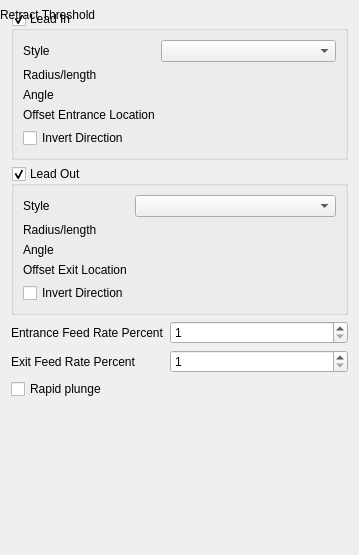
Qt form src/Mod/CAM/Gui/Resources/panels/DressUpLeadInOutEdit.ui (southseact-3d/fcd) before a commit.
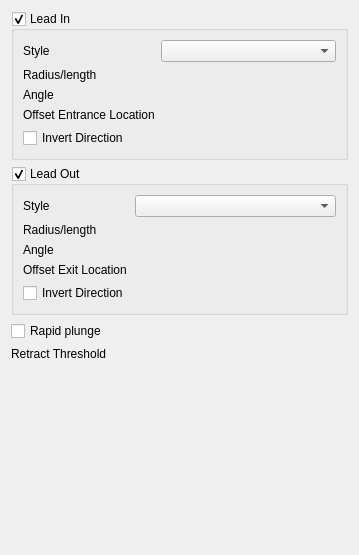
The same form after that commit. Custom widgets are drawn as their Qt base class.

Commit message: update lead in/out to use feed rate from tool controller

What changed in the file:
```diff
--- a/src/Mod/CAM/Gui/Resources/panels/DressUpLeadInOutEdit.ui
+++ b/src/Mod/CAM/Gui/Resources/panels/DressUpLeadInOutEdit.ui
@@ -175,64 +175,6 @@
    <item>
     <layout class="QFormLayout" name="formLayout_3">
      <item row="0" column="0">
-      <widget class="QLabel" name="label_feed_rate_percent">
-       <property name="text">
-        <string>Entrance Feed Rate Percent</string>
-       </property>
-      </widget>
-     </item>
-     <item row="0" column="1">
-      <widget class="QDoubleSpinBox" name="dspFeedRatePercentIn">
-       <property name="toolTip">
-        <string>Feed rate to use when entering a cut, as a percentage of the normal feed rate.</string>
-       </property>
-       <property name="decimals">
-        <number>0</number>
-       </property>
-       <property name="minimum">
-        <double>1.000000000000000</double>
-       </property>
-       <property name="maximum">
-        <double>999999.000000000000000</double>
-       </property>
-       <property name="singleStep">
-        <double>5.000000000000000</double>
-       </property>
-       <property name="unit" stdset="0">
-        <string notr="true"/>
-       </property>
-      </widget>
-     </item>
-     <item row="1" column="0">
-      <widget class="QLabel" name="label_feed_rate_percent">
-       <property name="text">
-        <string>Exit Feed Rate Percent</string>
-       </property>
-      </widget>
-     </item>
-     <item row="1" column="1">
-      <widget class="QDoubleSpinBox" name="dspFeedRatePercentOut">
-       <property name="toolTip">
-        <string>Feed rate to use when exiting a cut, as a percentage of the normal feed rate.</string>
-       </property>
-       <property name="decimals">
-        <number>0</number>
-       </property>
-       <property name="minimum">
-        <double>1.000000000000000</double>
-       </property>
-       <property name="maximum">
-        <double>999999.000000000000000</double>
-       </property>
-       <property name="singleStep">
-        <double>5.000000000000000</double>
-       </property>
-       <property name="unit" stdset="0">
-        <string notr="true"/>
-       </property>
-      </widget>
-     </item>
-     <item row="2" column="0">
       <widget class="QCheckBox" name="chkRapidPlunge">
        <property name="sizePolicy">
         <sizepolicy hsizetype="Minimum" vsizetype="Preferred">
```
The commit also changes 2 other files.
